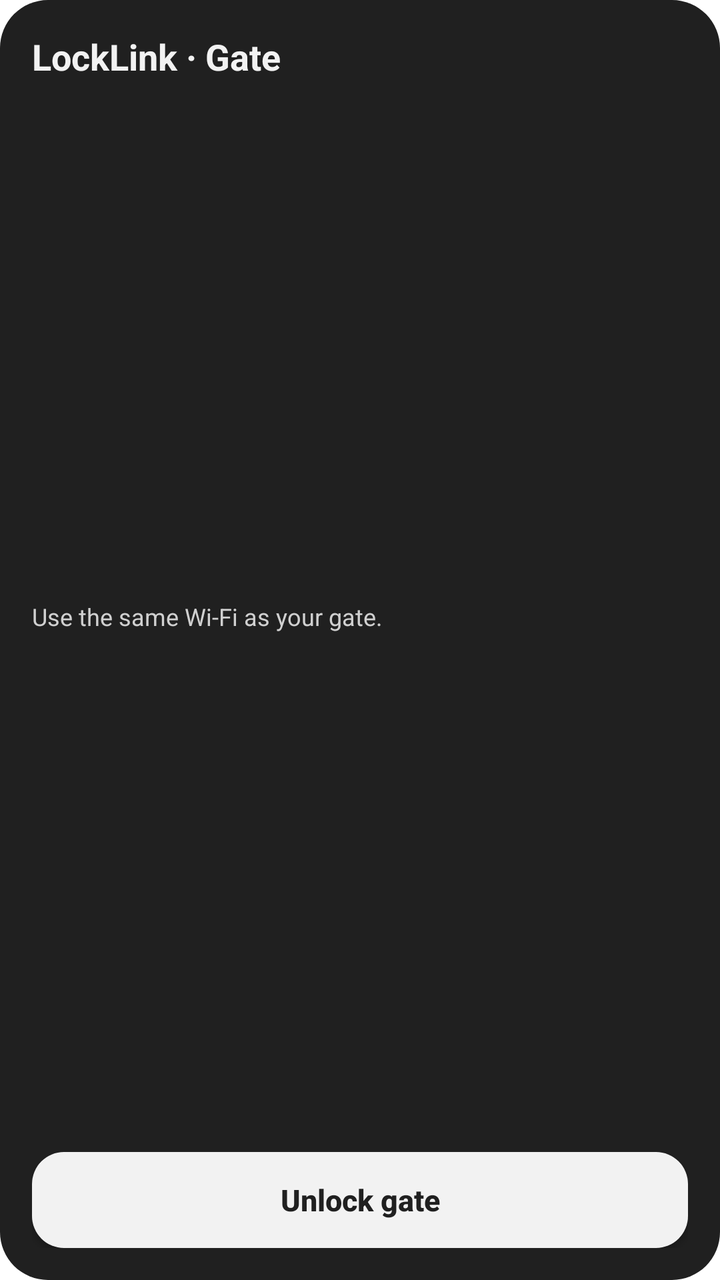
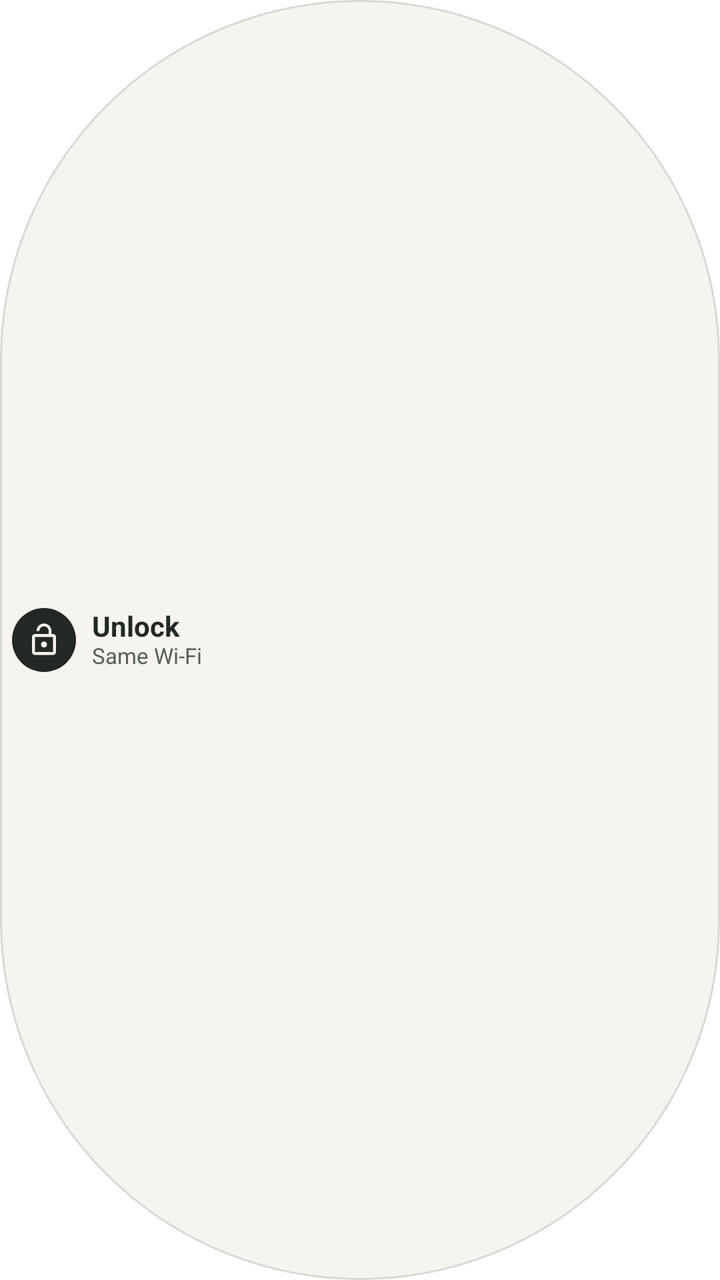

Two renders of the same Android screen: before a commit and after it. Below are the layout's source before the change and the commit's diff.
<!-- AndroidManifest.xml: fallback theme Theme.MaterialComponents.DayNight.NoActionBar -->
<!-- res/layout/gate_widget.xml -->
<?xml version="1.0" encoding="utf-8"?>
<LinearLayout xmlns:android="http://schemas.android.com/apk/res/android"
    android:layout_width="match_parent" android:layout_height="match_parent"
    android:orientation="vertical" android:padding="16dp"
    android:background="@drawable/widget_background">
    <TextView android:layout_width="match_parent" android:layout_height="wrap_content"
        android:text="@string/gate_widget_title" android:textColor="#F2F2F2"
        android:textStyle="bold" android:textSize="18sp" />
    <TextView android:id="@+id/widget_status"
        android:layout_width="match_parent" android:layout_height="0dp" android:layout_weight="1"
        android:gravity="center_vertical" android:paddingTop="6dp" android:paddingBottom="6dp"
        android:text="@string/gate_widget_ready" android:textColor="#D0D0D0"
        android:textSize="12sp" android:maxLines="4" android:ellipsize="end"
        android:accessibilityLiveRegion="polite" />
    <Button android:id="@+id/widget_unlock"
        android:layout_width="match_parent" android:layout_height="48dp"
        android:background="@drawable/widget_button" android:text="@string/gate_widget_unlock"
        android:textColor="#202020" android:textSize="15sp" android:textStyle="bold"
        android:textAllCaps="false" android:contentDescription="@string/gate_widget_unlock" />
</LinearLayout>
<!-- resources referenced by this layout -->
<resources>
  <!-- drawable widget_background (drawable) -->
  <shape xmlns:android="http://schemas.android.com/apk/res/android">
      <solid android:color="#202020" /><corners android:radius="24dp" />
  </shape>
  <!-- drawable widget_button (drawable) -->
  <shape xmlns:android="http://schemas.android.com/apk/res/android">
      <solid android:color="#F2F2F2" /><corners android:radius="16dp" />
  </shape>
  <string name="gate_widget_ready">Use the same Wi-Fi as your gate.</string>
  <string name="gate_widget_title">LockLink · Gate</string>
  <string name="gate_widget_unlock">Unlock gate</string>
</resources>

<!-- the commit's change to res/layout/gate_widget.xml (unified diff, before → after) -->
@@ -1,20 +1,24 @@
 <?xml version="1.0" encoding="utf-8"?>
-<LinearLayout xmlns:android="http://schemas.android.com/apk/res/android"
-    android:layout_width="match_parent" android:layout_height="match_parent"
-    android:orientation="vertical" android:padding="16dp"
-    android:background="@drawable/widget_background">
-    <TextView android:layout_width="match_parent" android:layout_height="wrap_content"
-        android:text="@string/gate_widget_title" android:textColor="#F2F2F2"
-        android:textStyle="bold" android:textSize="18sp" />
-    <TextView android:id="@+id/widget_status"
-        android:layout_width="match_parent" android:layout_height="0dp" android:layout_weight="1"
-        android:gravity="center_vertical" android:paddingTop="6dp" android:paddingBottom="6dp"
-        android:text="@string/gate_widget_ready" android:textColor="#D0D0D0"
-        android:textSize="12sp" android:maxLines="4" android:ellipsize="end"
-        android:accessibilityLiveRegion="polite" />
-    <Button android:id="@+id/widget_unlock"
-        android:layout_width="match_parent" android:layout_height="48dp"
-        android:background="@drawable/widget_button" android:text="@string/gate_widget_unlock"
-        android:textColor="#202020" android:textSize="15sp" android:textStyle="bold"
-        android:textAllCaps="false" android:contentDescription="@string/gate_widget_unlock" />
-</LinearLayout>
+<FrameLayout xmlns:android="http://schemas.android.com/apk/res/android"
+    android:layout_width="match_parent" android:layout_height="match_parent">
+    <LinearLayout android:id="@+id/widget_unlock"
+        android:layout_width="match_parent" android:layout_height="match_parent"
+        android:layout_gravity="center" android:orientation="horizontal" android:gravity="center_vertical"
+        android:padding="6dp" android:paddingTop="4dp" android:paddingBottom="4dp" android:background="@drawable/widget_background"
+        android:contentDescription="@string/gate_widget_unlock">
+        <ImageView android:layout_width="32dp" android:layout_height="32dp"
+            android:padding="7dp" android:src="@drawable/widget_lock"
+            android:background="@drawable/widget_button" android:importantForAccessibility="no" />
+        <LinearLayout android:layout_width="0dp" android:layout_weight="1" android:layout_height="wrap_content"
+            android:layout_marginStart="8dp" android:layout_marginEnd="4dp" android:orientation="vertical">
+            <TextView android:layout_width="match_parent" android:layout_height="wrap_content"
+                android:text="@string/gate_widget_short_action" android:textColor="@color/widget_ink"
+                android:textStyle="bold" android:textSize="14sp" android:maxLines="1" android:ellipsize="end" android:includeFontPadding="false" />
+            <TextView android:id="@+id/widget_status"
+                android:layout_width="match_parent" android:layout_height="wrap_content"
+                android:text="@string/gate_widget_ready" android:textColor="@color/widget_muted"
+                android:textSize="11sp" android:maxLines="1" android:ellipsize="end" android:includeFontPadding="false"
+                android:accessibilityLiveRegion="polite" />
+        </LinearLayout>
+    </LinearLayout>
+</FrameLayout>
<!-- resource entries referenced after the edit -->
@@ -1,15 +1,27 @@
 <!-- resources referenced by this layout -->
 <resources>
+  <color name="widget_ink">#222823</color>
+  <color name="widget_muted">#526057</color>
   <!-- drawable widget_background (drawable) -->
   <shape xmlns:android="http://schemas.android.com/apk/res/android">
-      <solid android:color="#202020" /><corners android:radius="24dp" />
+      <solid android:color="@color/widget_surface" />
+      <stroke android:width="1dp" android:color="@color/widget_border" />
+      <corners android:radius="1000dp" />
   </shape>
   <!-- drawable widget_button (drawable) -->
-  <shape xmlns:android="http://schemas.android.com/apk/res/android">
-      <solid android:color="#F2F2F2" /><corners android:radius="16dp" />
-  </shape>
-  <string name="gate_widget_ready">Use the same Wi-Fi as your gate.</string>
-  <string name="gate_widget_title">LockLink · Gate</string>
+  <ripple xmlns:android="http://schemas.android.com/apk/res/android" android:color="#306F8375">
+      <item><shape android:shape="oval"><solid android:color="@color/widget_action" /></shape></item>
+  </ripple>
+  <!-- drawable widget_lock (drawable) -->
+  <vector xmlns:android="http://schemas.android.com/apk/res/android" android:width="24dp" android:height="24dp" android:viewportWidth="24" android:viewportHeight="24">
+  <path android:fillColor="@color/widget_on_action" android:pathData="M12 17c1.1 0 2-.9 2-2s-.9-2-2-2-2 .9-2 2 .9 2 2 2zm6-9h-1V6c0-2.76-2.24-5-5-5S7 3.24 7 6h1.9c0-1.71 1.39-3.1 3.1-3.1 1.71 0 3.1 1.39 3.1 3.1v2H6c-1.1 0-2 .9-2 2v10c0 1.1.9 2 2 2h12c1.1 0 2-.9 2-2V10c0-1.1-.9-2-2-2zm0 12H6V10h12v10z" />
+  </vector>
+  <string name="gate_widget_ready">Same Wi-Fi</string>
+  <string name="gate_widget_short_action">Unlock</string>
   <string name="gate_widget_unlock">Unlock gate</string>
+  <color name="widget_surface">#F6F4EF</color>
+  <color name="widget_border">#D5DBD4</color>
+  <color name="widget_action">#222823</color>
+  <color name="widget_on_action">#F6F4EF</color>
 </resources>
 
